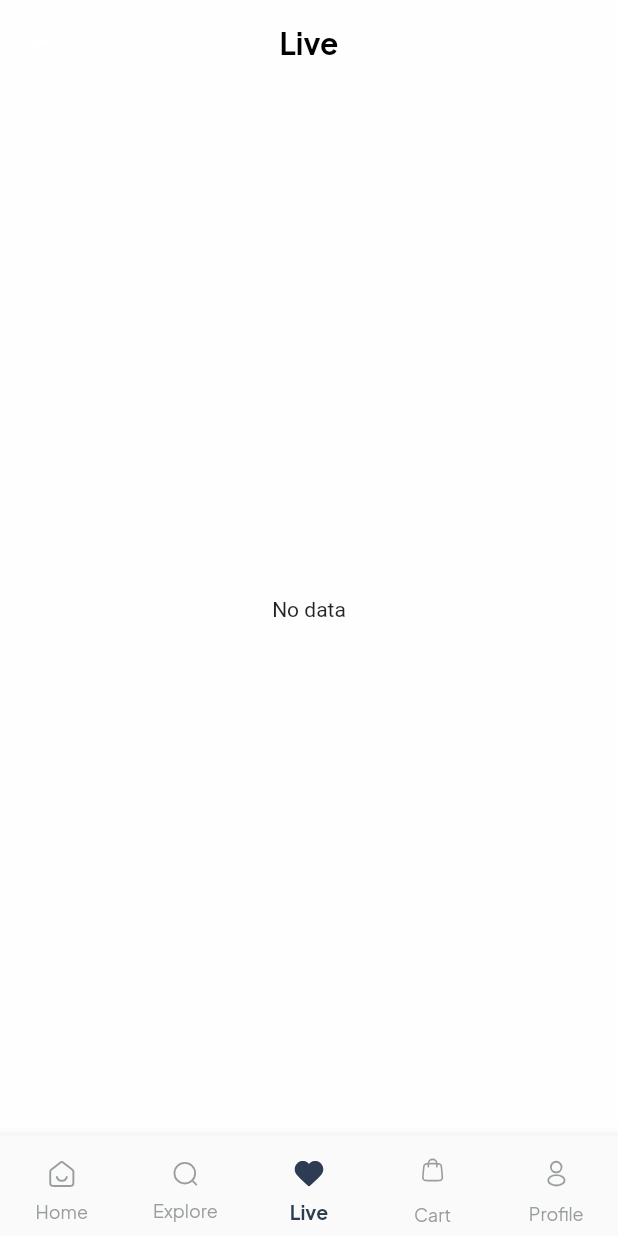
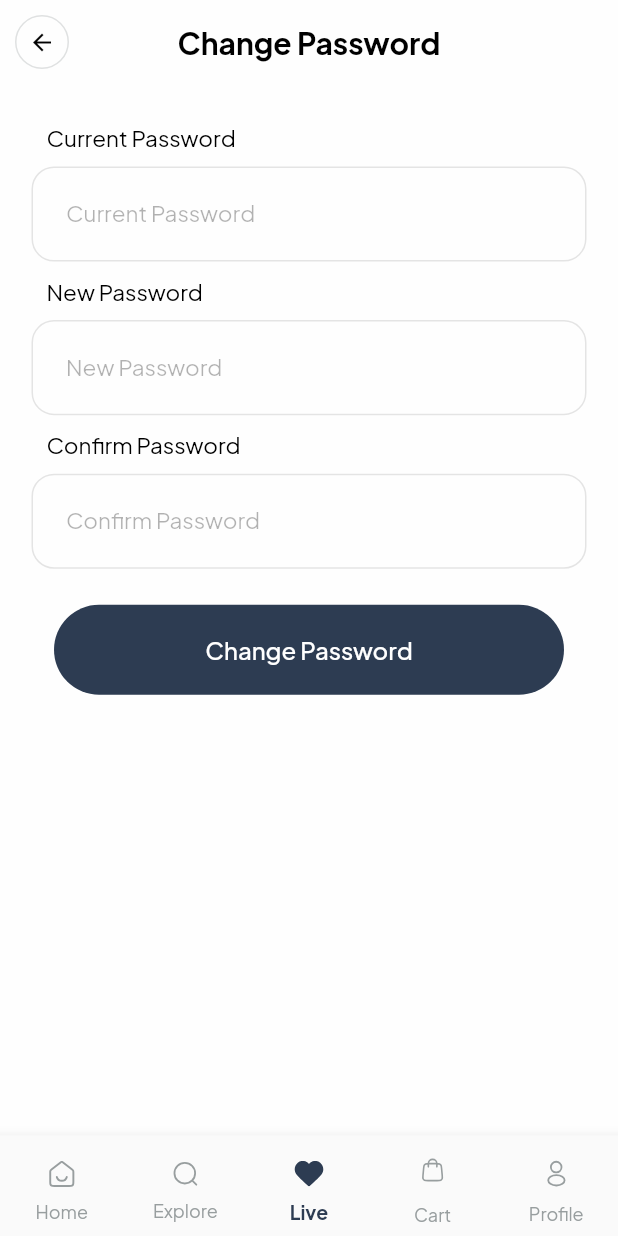
Before and after one commit to salmanlodhi0332/zalada, a Flutter app: the Bottom_Bar screen opened directly, item 3 of the bottom bar chosen, on a phone screen of 412 x 824 dp. Run offline on Flutter 3.47's test engine with Material 2 defaults, Android fonts, the phone set to English and light mode, and no system bars; our stand-ins replace badges, cached_network_image, chewie, device_info_plus, dio, dropdown_textfield and 24 more; missing offline and left inert: geocoder2; accounts and stored records are empty; network calls fail; project files that could hold a hidden picture were left out.

Commit message:
10:48 | saad | 08 aug

```diff
--- /dev/null
+++ b/zalada_app/lib/MVC/controller/password_change_controller.dart
@@ -0,0 +1,15 @@
+import 'package:get/get.dart';
+import 'package:get/get_core/src/get_main.dart';
+import 'package:get/get_rx/src/rx_types/rx_types.dart';
+import 'package:get/get_state_manager/src/simple/get_controllers.dart';
+
+class ChangePasswordController extends GetxController {
+  RxString currentPassword = ''.obs;
+  RxString newPassword = ''.obs;
+  RxString confirmPassword = ''.obs;
+
+  void changePassword() {
+    print("New Password: ${newPassword.value}");
+    Get.snackbar('Success', 'Password changed successfully');
+  }
+}
--- a/zalada_app/lib/MVC/views/bottom_bar.dart
+++ b/zalada_app/lib/MVC/views/bottom_bar.dart
@@ -1,6 +1,7 @@
 import 'package:flutter_svg/svg.dart';
 import 'package:flutter/material.dart';
 import 'package:get/get.dart';
+import 'package:zalada_app/MVC/views/password_change_screen.dart';
 import 'package:zalada_app/MVC/views/search_product_screen.dart';
 import 'package:zalada_app/MVC/views/search_result_screen.dart';
 import '../controller/cart_controller.dart';
@@ -152,7 +153,8 @@ class _Bottom_BarState extends State<Bottom_Bar> {
       case 1:
         return SearchScreen();
       case 2:
-        return Live_Stream_Screen();
+        return ChangePasswordScreen();
+      //Live_Stream_Screen();
       case 3:
         return Cart_Screen();
       case 4:
--- /dev/null
+++ b/zalada_app/lib/MVC/views/password_change_screen.dart
@@ -0,0 +1,130 @@
+import 'package:flutter/cupertino.dart';
+import 'package:flutter/material.dart';
+import 'package:get/get.dart';
+import 'package:get/get_core/src/get_main.dart';
+
+import '../../custom/back_button.dart';
+import '../../custom/botton_widget.dart';
+import '../../custom/custom_appbar.dart';
+import '../../custom/textfeild_widget.dart';
+import '../controller/password_change_controller.dart';
+
+class ChangePasswordScreen extends StatelessWidget {
+  final controller = Get.put(ChangePasswordController());
+
+  final password = TextEditingController();
+  final hidepassword = true.obs;
+  final _formKey = GlobalKey<FormState>();
+  @override
+  Widget build(BuildContext context) {
+    final size = MediaQuery.of(context).size;
+    return Scaffold(
+      appBar: Custom_Appbar(
+          title: "change_password".tr,
+          leadingButton: back_button(ontap: () {
+            Get.back();
+          })),
+      body: Form(
+        key: _formKey,
+        child: SingleChildScrollView(
+          child: Padding(
+            padding: const EdgeInsets.all(16.0),
+            child: Column(
+              crossAxisAlignment: CrossAxisAlignment.stretch,
+              children: [
+                Obx(
+                  () => textfeild_widget(
+                    controller: password,
+                    hintText: 'current_password'.tr,
+                    label: 'current_password'.tr,
+                    validator: (input) =>
+                        input!.length == 0 ? "validation_password".tr : null,
+                    obscureText: hidepassword.value,
+                    // suffixIcon: IconButton(
+                    //   onPressed: () {
+                    //     hidepassword.value = !hidepassword.value;
+                    //   },
+                    //   color: Theme.of(context).focusColor,
+                    //   icon: Icon(
+                    //     hidepassword.value
+                    //         ? Icons.visibility_outlined
+                    //         : Icons.visibility_off_outlined,
+                    //     color: Theme.of(context).hintColor,
+                    //   ),
+                    // ),
+                  ),
+                ),
+                Obx(
+                  () => textfeild_widget(
+                    controller: password,
+                    hintText: 'new_password'.tr,
+                    label: 'new_password'.tr,
+                    validator: (input) =>
+                        input!.length == 0 ? "validation_password".tr : null,
+                    obscureText: hidepassword.value,
+                    // suffixIcon: IconButton(
+                    //   onPressed: () {
+                    //     hidepassword.value = !hidepassword.value;
+                    //   },
+                    //   color: Theme.of(context).focusColor,
+                    //   icon: Icon(
+                    //     hidepassword.value
+                    //         ? Icons.visibility_outlined
+                    //         : Icons.visibility_off_outlined,
+                    //     color: Theme.of(context).hintColor,
+                    //   ),
+                    // ),
+                  ),
+                ),
+                Obx(
+                  () => textfeild_widget(
+                    controller: password,
+                    hintText: 'confirm_password'.tr,
+                    label: 'confirm_password'.tr,
+                    validator: (input) =>
+                        input!.length == 0 ? "validation_password".tr : null,
+                    obscureText: hidepassword.value,
+                    // suffixIcon: IconButton(
+                    //   onPressed: () {
+                    //     hidepassword.value = !hidepassword.value;
+                    //   },
+                    //   color: Theme.of(context).focusColor,
+                    //   icon: Icon(
+                    //     hidepassword.value
+                    //         ? Icons.visibility_outlined
+                    //         : Icons.visibility_off_outlined,
+                    //     color: Theme.of(context).hintColor,
+                    //   ),
+                    // ),
+                  ),
+                ),
+                SizedBox(height: 24),
+                Button_Widget(
+                  width: size.width,
+                  title: 'change_password'.tr,
+                  ontap: () {
+                    // if (_formKey.currentState!.validate()) {
+                    //   controller.loginwithEmail(email.text, password.text, context);
+                    // } else {
+                    //   Get.snackbar('form_validation'.tr, 'please_Fill_the_form'.tr,
+                    //       backgroundColor: Theme.of(context).cardColor,
+                    //       colorText: Theme.of(context).hintColor);
+                    // }
+
+                    //   if (controller.newPassword.value ==
+                    //       controller.confirmPassword.value) {
+                    //     controller.changePassword();
+                    //   } else {
+                    //     Get.snackbar('Error', 'Passwords do not match');
+                    //   }
+                    // },
+                  },
+                ),
+              ],
+            ),
+          ),
+        ),
+      ),
+    );
+  }
+}
--- a/zalada_app/lib/custom/textfeild_widget.dart
+++ b/zalada_app/lib/custom/textfeild_widget.dart
@@ -68,6 +68,6 @@ class textfeild_widget extends StatelessWidget {
               .px(10),
         ),
       ],
-    ).px(20);
+    ).px(5);
   }
 }
--- a/zalada_app/lib/utiles/constent.dart
+++ b/zalada_app/lib/utiles/constent.dart
@@ -1,3 +1,3 @@
 class Constants {
-  static const String baseURL = 'https://09b7-119-73-96-70.ngrok-free.app';
+  static const String baseURL = 'https://b40f-119-73-96-70.ngrok-free.app';
 }
--- a/zalada_app/lib/utiles/multi_language.dart
+++ b/zalada_app/lib/utiles/multi_language.dart
@@ -149,27 +149,27 @@ class Multi_Language extends Translations {
           "address_upated": "Address Updated",
           "address_delete": "Address Delete",
           "Apartment": "Apartment",
-          // "": "",
-          // "": "",
-          // "": "",
-          // "": "",
-          // "": "",
-          // "": "",
-          // "": "",
-          // "": "",
-          // "": "",
-          // "": "",
-          // "": "",
-          // "": "",
-          // "": "",
-          // "": "",
-          // "": "",
-          // "": "",
-          // "": "",
-          // "": "",
-          // "": "",
-          // "": "",
-          // "": "",
+          "current_password": "Current Password",
+          "new_password": "New Password",
+          "confirm_password": "Confirm Password",
+          "change_password": "Change Password",
+          "": "",
+          "": "",
+          "": "",
+          "": "",
+          "": "",
+          "": "",
+          "": "",
+          "": "",
+          "": "",
+          "": "",
+          "": "",
+          "": "",
+          "": "",
+          "": "",
+          "": "",
+          "": "",
+          "": "",
           // "": "",
           // "": "",
           // "": "",
```
